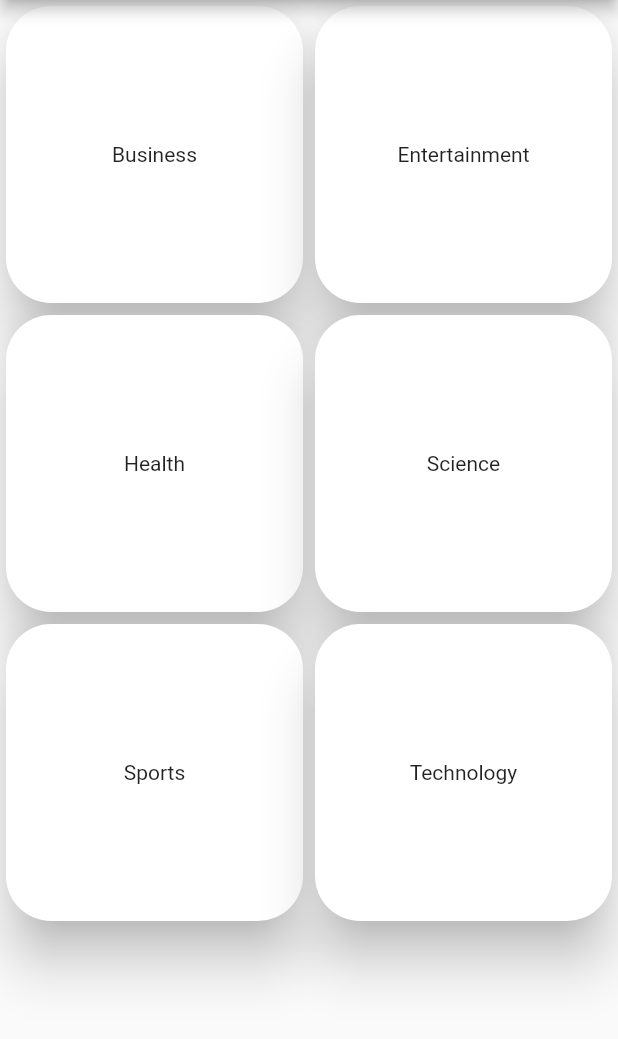
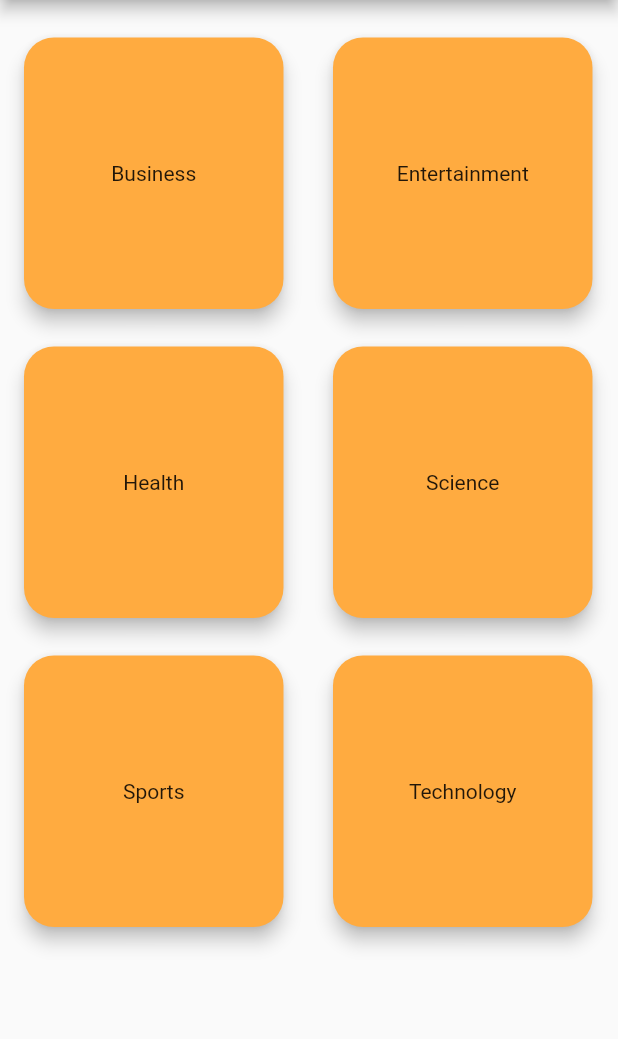
Before and after one commit to jainharsh21/News-App, a Flutter app: the screen it shows after launch, on a phone screen of 412 x 824 dp, the part 84-1123 px from its top. Run offline on Flutter 3.47's test engine with Material 2 defaults, Android fonts, the phone set to English and light mode, and no system bars.

Commit message:
menu setup

```diff
--- a/lib/ui/home.dart
+++ b/lib/ui/home.dart
@@ -21,11 +21,12 @@ class _HomeState extends State<Home> {
       itemBuilder: (BuildContext context ,int index){
         return GestureDetector(
           child: Card(
-
+            color: Colors.orangeAccent,
+            margin: EdgeInsets.fromLTRB(16, 25, 17, 0),
             shape: RoundedRectangleBorder(
-              borderRadius: BorderRadius.circular(30.0)
+              borderRadius: BorderRadius.circular(20.0)
             ),
-            elevation: 15.0,
+            elevation: 5.0,
             child: Container(
               alignment: Alignment.center,
               margin: EdgeInsets.fromLTRB(0.0,10.0,0.0,10.0),
@@ -50,6 +51,7 @@ class _HomeState extends State<Home> {
         backgroundColor: Colors.purple[700],
       ),
       body: myGridView,
+
     );
   }
 }
--- a/lib/ui/news_screen.dart
+++ b/lib/ui/news_screen.dart
@@ -15,6 +15,8 @@ class _NewsScreenState extends State<NewsScreen> {
     return Scaffold(
       appBar: AppBar(
         title: Text("$topicName"),
+        centerTitle: true,
+        backgroundColor: Colors.purple[700],
       ),
     );
   }
```
